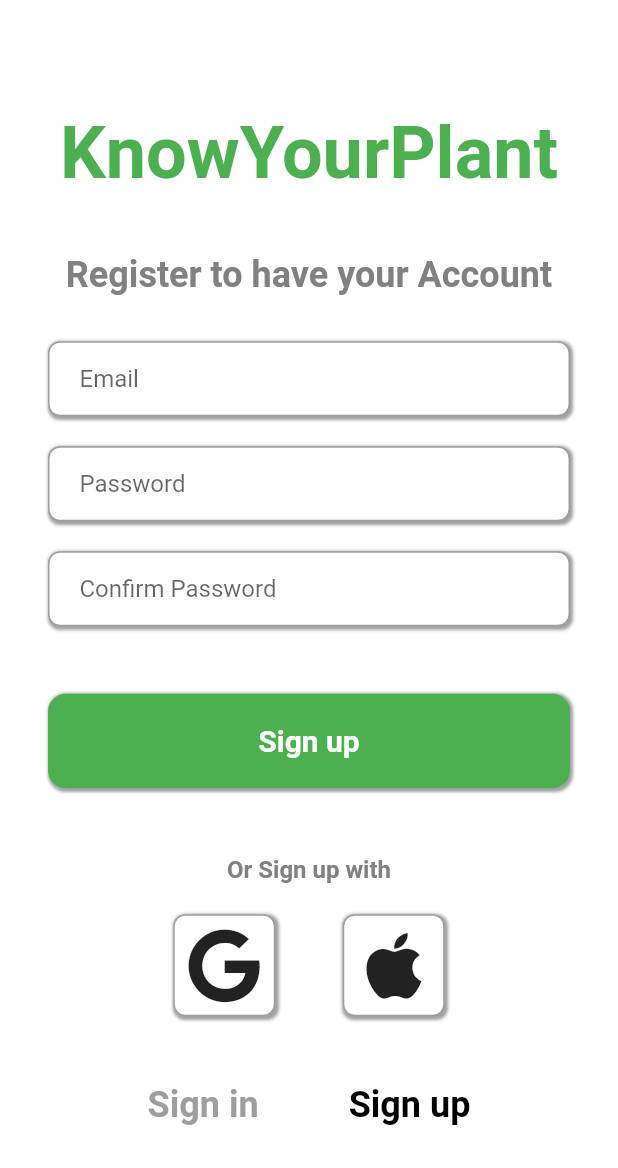
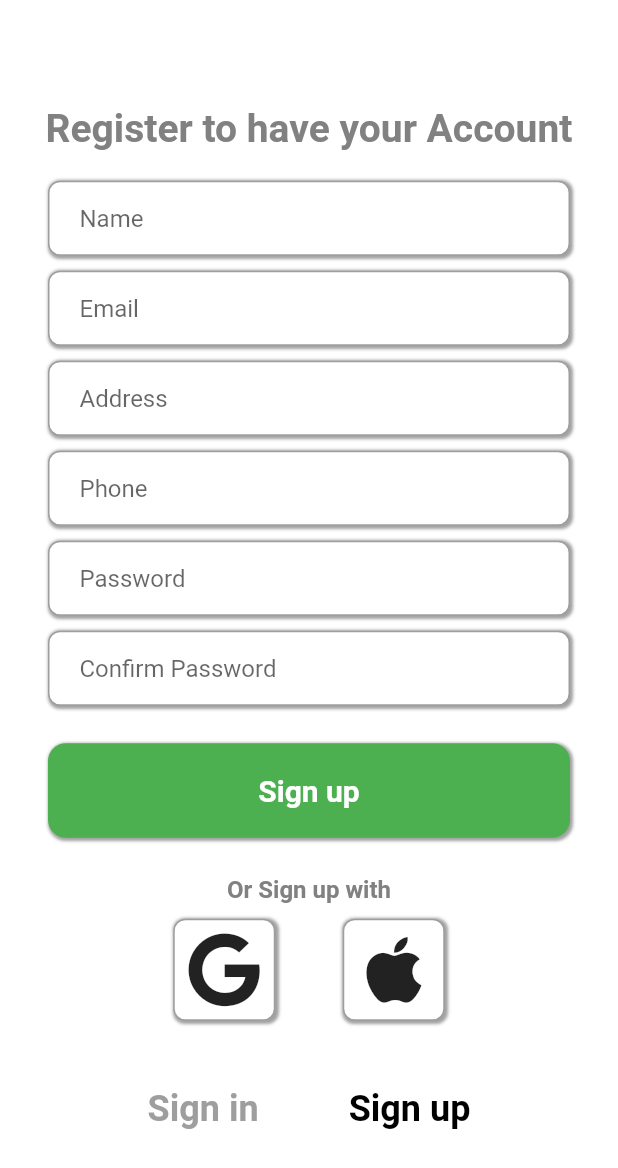
Before and after one commit to MSPR-Plant/A-rosa-je, a Flutter app: the Register screen opened directly with empty values, on a phone screen of 412 x 824 dp. Shown: the top 1168 px of the screen. Run offline on Flutter 3.47's test engine with Material 2 defaults, Android fonts, the phone set to English and light mode, and no system bars; our stand-ins replace cloud_firestore, firebase_auth, firebase_core, font_awesome_flutter; accounts and stored records are empty.

Commit message:
Adding register controllers + database in firebase

```diff
--- a/lib/pages/register.dart
+++ b/lib/pages/register.dart
@@ -1,3 +1,4 @@
+import 'package:cloud_firestore/cloud_firestore.dart';
 import 'package:firebase_auth/firebase_auth.dart';
 import 'package:flutter/material.dart';
 import 'package:font_awesome_flutter/font_awesome_flutter.dart';
@@ -16,6 +17,9 @@ class _RegisterState extends State<Register> {
   final _emailController = TextEditingController();
   final _passwordController = TextEditingController();
   final _confirmPasswordController = TextEditingController();
+  final _nameController = TextEditingController();
+  final _phoneController = TextEditingController();
+  final _addressController = TextEditingController();
 
   //disposing of the textfield for memory
   @override
@@ -23,6 +27,9 @@ class _RegisterState extends State<Register> {
     _emailController.dispose();
     _passwordController.dispose();
     _confirmPasswordController.dispose();
+    _nameController.dispose();
+    _phoneController.dispose();
+    _addressController.dispose();
     super.dispose();
   }
 
@@ -31,10 +38,22 @@ class _RegisterState extends State<Register> {
 
     try {
       if (passwordIsConfirmed()) {
+        //create the user
       await FirebaseAuth.instance.createUserWithEmailAndPassword(
       email: _emailController.text.trim(),
       password: _passwordController.text.trim()
       );
+
+      //detail of users
+      addUserDetails(
+        _nameController.text.trim(),
+        _emailController.text.trim(),
+        _addressController.text.trim(),
+        int.parse(_phoneController.text.trim()),
+      );
+
+
+
       showDialog(context: context, builder: (context){
         return AlertDialog(
           content: Text('Congratulation ! Your account was created.'),
@@ -48,6 +67,16 @@ class _RegisterState extends State<Register> {
         );
       });
     }
+  }
+
+  //Detail of user
+  Future addUserDetails(String Name, String Email, String Address, int Phone) async{
+    await FirebaseFirestore.instance.collection('users').add( {
+      'name': Name,
+      'email': Email,
+      'address': Address,
+      'phone': Phone,
+    });
   }
 
   bool passwordIsConfirmed() {
@@ -71,26 +100,49 @@ class _RegisterState extends State<Register> {
 
                   children: [
 
-                  //Logo
-                  Text('KnowYourPlant',
-                  style: TextStyle(
-                    //GoogleFonts.bebasNeue(fontSize:52)
-                    fontWeight: FontWeight.bold,
-                    fontSize: 48,
-                    color: Colors.green,
-                  ),),
 
-                  SizedBox(height: 40),
-                  //Logo
+                  //Text
                   Text('Register to have your Account',
                   style: TextStyle(
                     color: Color.fromARGB(255, 129, 129, 129),
                     fontWeight: FontWeight.bold,
-                    fontSize: 24,
+                    fontSize: 26,
                   ),
                   ),
 
-                  SizedBox(height: 30),
+                  SizedBox(height: 20),
+                  //Name
+                  Padding(
+                    padding: const EdgeInsets.symmetric(horizontal: 32.0),
+                    child: Container(
+                      decoration: BoxDecoration(
+                        color: Colors.white,
+                        border: Border.all(color: Colors.grey),
+                        borderRadius: BorderRadius.circular(8),
+                        boxShadow: [
+                          BoxShadow(
+                          color: Color.fromARGB(255, 161, 161, 161),
+                          spreadRadius: 1,
+                          blurRadius: 1,
+                          offset: Offset(1,1),
+                          ),
+                        ]
+
+                      ),
+                      child: Padding(
+                        padding: const EdgeInsets.only(left: 20.0),
+                        child: TextField(
+                          controller: _nameController,
+                          decoration: InputDecoration(
+                            hintText: 'Name',
+                            border: InputBorder.none,
+                          ),
+                        ),
+                      ),
+                    ),
+                  ),
+
+                  SizedBox(height: 10),
                   //Email
                   Padding(
                     padding: const EdgeInsets.symmetric(horizontal: 32.0),
@@ -122,7 +174,71 @@ class _RegisterState extends State<Register> {
                     ),
                   ),
 
-                  SizedBox(height: 20),
+                  SizedBox(height: 10),
+                  //Address
+                  Padding(
+                    padding: const EdgeInsets.symmetric(horizontal: 32.0),
+                    child: Container(
+                      decoration: BoxDecoration(
+                        color: Colors.white,
+                        border: Border.all(color: Colors.grey),
+                        borderRadius: BorderRadius.circular(8),
+                        boxShadow: [
+                          BoxShadow(
+                          color: Color.fromARGB(255, 161, 161, 161),
+                          spreadRadius: 1,
+                          blurRadius: 1,
+                          offset: Offset(1,1),
+                          ),
+                        ]
+
+                      ),
+                      child: Padding(
+                        padding: const EdgeInsets.only(left: 20.0),
+                        child: TextField(
+                          controller: _addressController,
+                          decoration: InputDecoration(
+                            hintText: 'Address',
+                            border: InputBorder.none,
+                          ),
+                        ),
+                      ),
+                    ),
+                  ),
+
+                  SizedBox(height: 10),
+                  //Phone
+                  Padding(
+                    padding: const EdgeInsets.symmetric(horizontal: 32.0),
+                    child: Container(
+                      decoration: BoxDecoration(
+                        color: Colors.white,
+                        border: Border.all(color: Colors.grey),
+                        borderRadius: BorderRadius.circular(8),
+                        boxShadow: [
+                          BoxShadow(
+                          color: Color.fromARGB(255, 161, 161, 161),
+                          spreadRadius: 1,
+                          blurRadius: 1,
+                          offset: Offset(1,1),
+                          ),
+                        ]
+
+                      ),
+                      child: Padding(
+                        padding: const EdgeInsets.only(left: 20.0),
+                        child: TextField(
+                          controller: _phoneController,
+                          decoration: InputDecoration(
+                            hintText: 'Phone',
+                            border: InputBorder.none,
+                          ),
+                        ),
+                      ),
+                    ),
+                  ),
+
+                  SizedBox(height: 10),
                   //Password
                   Padding(
                     padding: const EdgeInsets.symmetric(horizontal: 32.0),
@@ -154,7 +270,7 @@ class _RegisterState extends State<Register> {
                     ),
                   ),
 
-                  SizedBox(height: 20),
+                  SizedBox(height: 10),
 
                   //Confirm Password
                   Padding(
@@ -187,7 +303,7 @@ class _RegisterState extends State<Register> {
                     ),
                   ),
 
-                  SizedBox(height: 45),
+                  SizedBox(height: 25),
                   //Button
                   Padding(
                     padding: const EdgeInsets.symmetric(horizontal: 32.0),
@@ -221,7 +337,7 @@ class _RegisterState extends State<Register> {
                     ),
                   ),
 
-                  SizedBox(height: 45),
+                  SizedBox(height: 25),
 
                   Text('Or Sign up with',
                   style: TextStyle(
@@ -231,7 +347,7 @@ class _RegisterState extends State<Register> {
                   ),
                   ),
 
-                  SizedBox(height: 20),
+                  SizedBox(height: 10),
                   //Icons
                 Row(
                   mainAxisAlignment: MainAxisAlignment.center,
```
